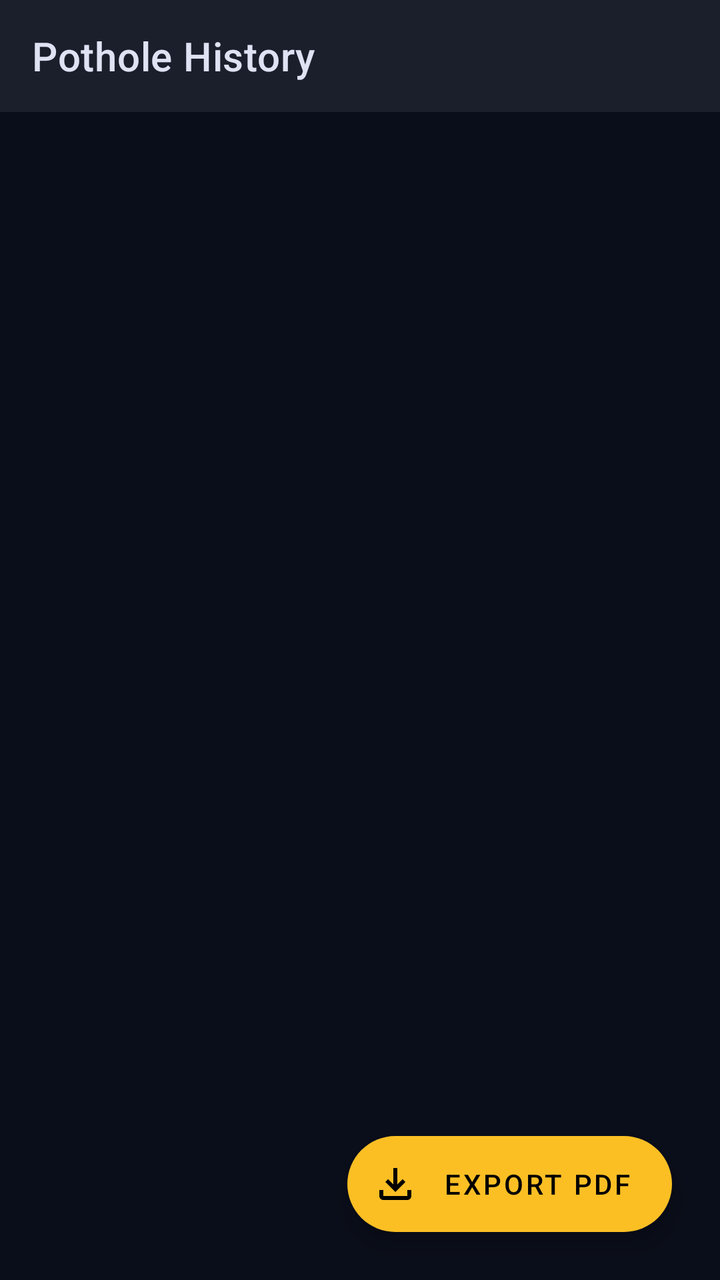
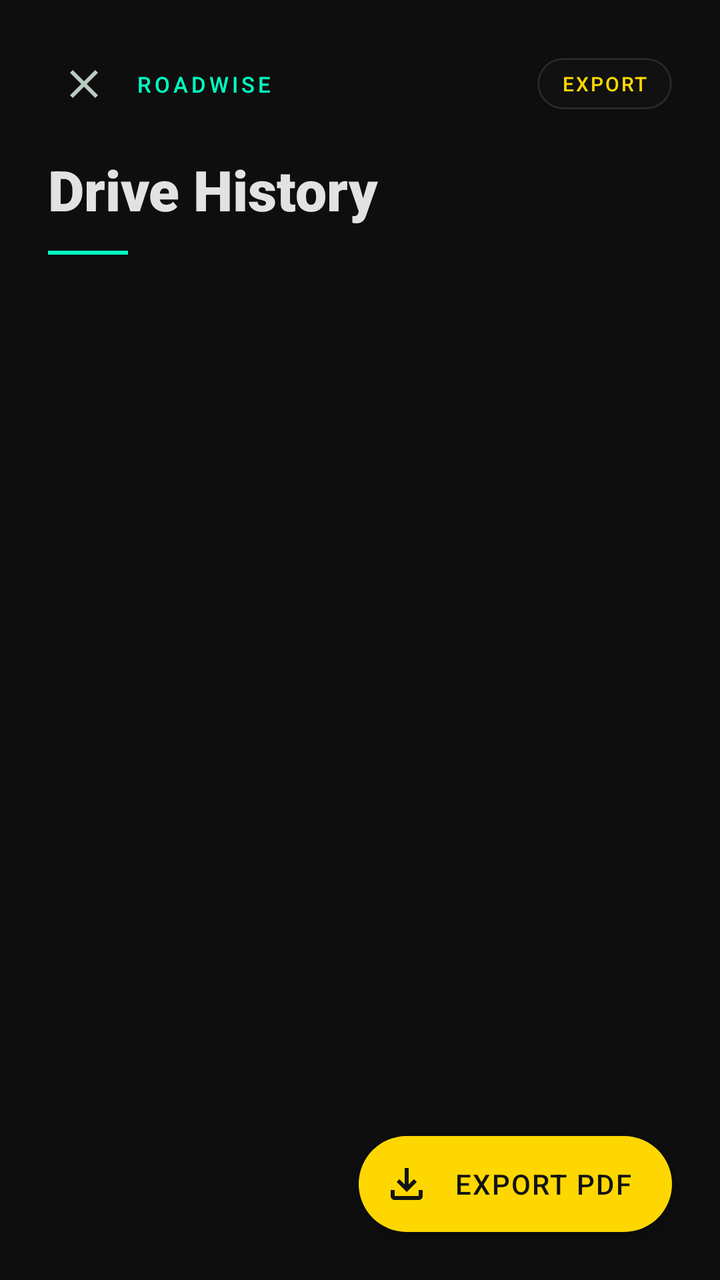

Compare the two renders of this Android layout. The source of the first and the diff that turns it into the second are given below.
<!-- AndroidManifest.xml: activity theme Theme.RoadWise -->
<!-- res/layout/activity_history.xml -->
<?xml version="1.0" encoding="utf-8"?>
<androidx.constraintlayout.widget.ConstraintLayout xmlns:android="http://schemas.android.com/apk/res/android"
    xmlns:app="http://schemas.android.com/apk/res-auto"
    xmlns:tools="http://schemas.android.com/tools"
    android:layout_width="match_parent"
    android:layout_height="match_parent"
    android:background="?android:attr/colorBackground"
    tools:context=".HistoryActivity">

    <com.google.android.material.appbar.AppBarLayout
        android:id="@+id/appBarLayout"
        android:layout_width="match_parent"
        android:layout_height="wrap_content"
        android:background="?attr/colorSurface"
        app:elevation="4dp"
        app:layout_constraintTop_toTopOf="parent">

        <androidx.appcompat.widget.Toolbar
            android:id="@+id/toolbar"
            android:layout_width="match_parent"
            android:layout_height="?attr/actionBarSize"
            app:title="Pothole History"
            app:titleTextColor="?attr/colorOnSurface" />
    </com.google.android.material.appbar.AppBarLayout>

    <TextView
        android:id="@+id/tvSummary"
        android:layout_width="match_parent"
        android:layout_height="wrap_content"
        android:padding="12dp"
        android:paddingHorizontal="16dp"
        android:text=""
        android:textColor="?attr/textFaded"
        android:textSize="13sp"
        android:textStyle="bold"
        android:letterSpacing="0.05"
        android:visibility="gone"
        app:layout_constraintTop_toBottomOf="@id/appBarLayout"
        app:layout_constraintStart_toStartOf="parent"
        app:layout_constraintEnd_toEndOf="parent" />

    <androidx.recyclerview.widget.RecyclerView
        android:id="@+id/rvPotholes"
        android:layout_width="match_parent"
        android:layout_height="0dp"
        android:clipToPadding="false"
        android:paddingTop="4dp"
        android:paddingBottom="80dp"
        app:layout_constraintBottom_toBottomOf="parent"
        app:layout_constraintTop_toBottomOf="@id/tvSummary"
        tools:listitem="@layout/item_pothole" />

    
    <LinearLayout
        android:id="@+id/tvEmpty"
        android:layout_width="wrap_content"
        android:layout_height="wrap_content"
        android:orientation="vertical"
        android:gravity="center"
        android:visibility="gone"
        app:layout_constraintBottom_toBottomOf="parent"
        app:layout_constraintEnd_toEndOf="parent"
        app:layout_constraintStart_toStartOf="parent"
        app:layout_constraintTop_toBottomOf="@id/appBarLayout">

        <ImageView
            android:layout_width="64dp"
            android:layout_height="64dp"
            android:src="@drawable/ic_history"
            app:tint="?attr/textFaded"
            android:layout_marginBottom="16dp"/>

        <TextView
            android:layout_width="wrap_content"
            android:layout_height="wrap_content"
            android:text="No driving history found"
            android:textStyle="bold"
            android:textSize="18sp"
            android:textColor="?attr/colorOnSurface" />

        <TextView
            android:layout_width="wrap_content"
            android:layout_height="wrap_content"
            android:text="Drive to automatically detect road anomalies."
            android:layout_marginTop="8dp"
            android:textSize="14sp"
            android:textColor="?attr/textFaded" />
    </LinearLayout>

    <com.google.android.material.floatingactionbutton.ExtendedFloatingActionButton
        android:id="@+id/btnExportPdf"
        android:layout_width="wrap_content"
        android:layout_height="wrap_content"
        android:layout_margin="24dp"
        android:text="Export PDF"
        android:textColor="?attr/colorOnSecondary"
        app:backgroundTint="?attr/colorSecondary"
        app:icon="@drawable/ic_export"
        app:iconTint="?attr/colorOnSecondary"
        app:layout_constraintBottom_toBottomOf="parent"
        app:layout_constraintEnd_toEndOf="parent" />

</androidx.constraintlayout.widget.ConstraintLayout>
<!-- res/layout/item_pothole.xml (included above) -->
<?xml version="1.0" encoding="utf-8"?>
<com.google.android.material.card.MaterialCardView xmlns:android="http://schemas.android.com/apk/res/android"
    xmlns:app="http://schemas.android.com/apk/res-auto"
    android:layout_width="match_parent"
    android:layout_height="wrap_content"
    android:layout_marginHorizontal="16dp"
    android:layout_marginVertical="6dp"
    app:cardBackgroundColor="?attr/glassSurface"
    app:cardCornerRadius="20dp"
    app:cardElevation="2dp"
    app:strokeColor="?attr/glassBorder"
    app:strokeWidth="1dp">

    <LinearLayout
        android:layout_width="match_parent"
        android:layout_height="wrap_content"
        android:orientation="horizontal"
        android:padding="14dp"
        android:gravity="center_vertical">

        
        <androidx.constraintlayout.widget.ConstraintLayout
            android:layout_width="56dp"
            android:layout_height="56dp">

            
            <View
                android:layout_width="56dp"
                android:layout_height="56dp"
                android:id="@+id/typeRing"
                android:background="@drawable/circle_indicator"
                android:backgroundTint="@color/brand_amber"
                android:alpha="0.15"
                app:layout_constraintTop_toTopOf="parent"
                app:layout_constraintStart_toStartOf="parent" />

            <ImageView
                android:layout_width="56dp"
                android:layout_height="56dp"
                android:id="@+id/ivThumbnail"
                android:scaleType="centerCrop"
                android:background="@android:color/transparent"
                app:layout_constraintTop_toTopOf="parent"
                app:layout_constraintStart_toStartOf="parent" />

            
            <ImageView
                android:id="@+id/ivTypeIcon"
                android:layout_width="24dp"
                android:layout_height="24dp"
                android:src="@drawable/ic_alerts"
                app:tint="@color/brand_amber"
                app:layout_constraintTop_toTopOf="parent"
                app:layout_constraintBottom_toBottomOf="parent"
                app:layout_constraintStart_toStartOf="parent"
                app:layout_constraintEnd_toEndOf="parent" />
        </androidx.constraintlayout.widget.ConstraintLayout>

        <LinearLayout
            android:layout_width="0dp"
            android:layout_height="wrap_content"
            android:layout_marginStart="14dp"
            android:layout_weight="1"
            android:orientation="vertical">

            <LinearLayout
                android:layout_width="match_parent"
                android:layout_height="wrap_content"
                android:orientation="horizontal"
                android:gravity="center_vertical">

                <TextView
                    android:id="@+id/tvType"
                    android:layout_width="0dp"
                    android:layout_height="wrap_content"
                    android:layout_weight="1"
                    android:text="Pothole"
                    android:textColor="?attr/colorSecondary"
                    android:textSize="16sp"
                    android:letterSpacing="0.01"
                    android:fontFamily="sans-serif-medium" />

                <ImageButton
                    android:id="@+id/btnDelete"
                    android:layout_width="30dp"
                    android:layout_height="30dp"
                    android:background="?attr/selectableItemBackgroundBorderless"
                    android:src="@drawable/ic_delete"
                    app:tint="?attr/colorError" />
            </LinearLayout>

            <TextView
                android:id="@+id/tvLocation"
                android:layout_width="match_parent"
                android:layout_height="wrap_content"
                android:layout_marginTop="3dp"
                android:text="28.6139° N, 77.2090° E"
                android:textColor="?attr/textFaded"
                android:fontFamily="sans-serif-medium"
                android:textSize="13sp" />

            <TextView
                android:id="@+id/tvDateTime"
                android:layout_width="match_parent"
                android:layout_height="wrap_content"
                android:layout_marginTop="4dp"
                android:text="2026-03-21 · 20:18"
                android:textColor="?attr/textFaded"
                android:textSize="11sp" />

            
            <ProgressBar
                android:id="@+id/pbIntensity"
                style="?android:attr/progressBarStyleHorizontal"
                android:layout_width="match_parent"
                android:layout_height="4dp"
                android:layout_marginTop="8dp"
                android:max="100"
                android:progress="60"
                android:progressTint="@color/brand_amber"
                android:progressBackgroundTint="?attr/glassBorder" />

        </LinearLayout>
    </LinearLayout>
</com.google.android.material.card.MaterialCardView>
<!-- resources referenced by this layout -->
<resources>
  <color name="brand_amber">#FBBF24</color>
  <!-- drawable circle_indicator (drawable) -->
  <?xml version="1.0" encoding="utf-8"?>
  <shape xmlns:android="http://schemas.android.com/apk/res/android"
      android:shape="oval">
      <solid android:color="#00FF00" />
      <size android:width="12dp" android:height="12dp" />
  </shape>
  <!-- drawable ic_alerts (drawable) -->
  <vector xmlns:android="http://schemas.android.com/apk/res/android"
      android:width="24dp"
      android:height="24dp"
      android:viewportWidth="24"
      android:viewportHeight="24">
      <path
          android:fillColor="#FF000000"
          android:pathData="M12,22c1.1,0 2,-0.9 2,-2h-4c0,1.1 0.9,2 2,2zM18,16v-5c0,-3.07 -1.63,-5.64 -4.5,-6.32V4c0,-0.83 -0.67,-1.5 -1.5,-1.5s-1.5,0.67 -1.5,1.5v0.68C7.64,5.36 6,7.92 6,11v5l-2,2v1h16v-1L18,16z"/>
  </vector>
  <!-- drawable ic_delete (drawable) -->
  <vector xmlns:android="http://schemas.android.com/apk/res/android"
      android:width="24dp"
      android:height="24dp"
      android:viewportWidth="24"
      android:viewportHeight="24"
      android:tint="#FF5252">
      <path
          android:fillColor="@android:color/white"
          android:pathData="M6,19c0,1.1 0.9,2 2,2h8c1.1,0 2,-0.9 2,-2V7H6V19zM19,4h-3.5l-1,-1h-5l-1,1H5v2h14V4z"/>
  </vector>
  <!-- drawable ic_export (drawable) -->
  <vector xmlns:android="http://schemas.android.com/apk/res/android"
      android:width="24dp"
      android:height="24dp"
      android:viewportWidth="24"
      android:viewportHeight="24">
      <path
          android:fillColor="#FF000000"
          android:pathData="M18,15v3H6v-3H4v3c0,1.1 0.9,2 2,2h12c1.1,0 2,-0.9 2,-2v-3h-2zM17,11l-1.41,-1.41L13,12.17V4h-2v8.17L8.41,9.59 7,11l5,5 5,-5z"/>
  </vector>
  <style name="Theme.RoadWise" parent="Theme.MaterialComponents.DayNight.NoActionBar">
          <item name="colorPrimary">@color/neon_primary</item>
          <item name="colorPrimaryVariant">@color/neon_primary_dim</item>
          <item name="colorOnPrimary">@color/neon_background</item>
          <item name="colorSecondary">@color/brand_amber</item>
          <item name="colorSecondaryVariant">@color/brand_amber_dark</item>
          <item name="colorOnSecondary">@color/black</item>
          
          <item name="android:colorBackground">@color/neon_background_lowest</item>
          <item name="colorSurface">@color/neon_surface</item>
          <item name="colorOnBackground">@color/neon_text_high</item>
          <item name="colorOnSurface">@color/neon_text_high</item>
  
          <item name="glassSurface">@color/glass_surface</item>
          <item name="glassSurfaceDeep">@color/glass_surface_deep</item>
          <item name="glassBorder">@color/glass_ghost_border</item>
          <item name="textFaded">@color/neon_text_med</item>
  
          <item name="android:statusBarColor">@color/neon_background_lowest</item>
          <item name="android:windowLightStatusBar" tools:targetApi="m">false</item>
      </style>
  <color name="neon_primary">#00E5FF</color>
  <color name="neon_primary_dim">#00DAF3</color>
  <color name="neon_background">#0F131F</color>
  <color name="brand_amber_dark">#D97706</color>
  <color name="black">#FF000000</color>
  <color name="neon_background_lowest">#0A0E1A</color>
  <color name="neon_surface">#1B1F2C</color>
  <color name="neon_text_high">#DFE2F3</color>
  <color name="glass_surface">#D91B1F2C</color>
  <color name="glass_surface_deep">#E60F131F</color>
  <color name="glass_ghost_border">#333B494C</color>
  <color name="neon_text_med">#BAC9CC</color>
  <!-- unchanged entries left out for length: 1 -->
</resources>

<!-- the commit's change to res/layout/activity_history.xml (unified diff, before → after) -->
@@ -4,52 +4,117 @@
     xmlns:tools="http://schemas.android.com/tools"
     android:layout_width="match_parent"
     android:layout_height="match_parent"
-    android:background="?android:attr/colorBackground"
+    android:background="@color/obsidian_lowest"
     tools:context=".HistoryActivity">
 
-    <com.google.android.material.appbar.AppBarLayout
-        android:id="@+id/appBarLayout"
+    
+    
+    
+    <LinearLayout
+        android:id="@+id/historyHeader"
         android:layout_width="match_parent"
         android:layout_height="wrap_content"
-        android:background="?attr/colorSurface"
-        app:elevation="4dp"
+        android:orientation="vertical"
+        android:paddingTop="24dp"
+        android:paddingHorizontal="24dp"
+        android:paddingBottom="16dp"
+        android:background="@color/obsidian_lowest"
         app:layout_constraintTop_toTopOf="parent">
 
-        <androidx.appcompat.widget.Toolbar
-            android:id="@+id/toolbar"
+        
+        <LinearLayout
             android:layout_width="match_parent"
-            android:layout_height="?attr/actionBarSize"
-            app:title="Pothole History"
-            app:titleTextColor="?attr/colorOnSurface" />
-    </com.google.android.material.appbar.AppBarLayout>
-
-    <TextView
-        android:id="@+id/tvSummary"
-        android:layout_width="match_parent"
-        android:layout_height="wrap_content"
-        android:padding="12dp"
-        android:paddingHorizontal="16dp"
-        android:text=""
-        android:textColor="?attr/textFaded"
-        android:textSize="13sp"
-        android:textStyle="bold"
-        android:letterSpacing="0.05"
-        android:visibility="gone"
-        app:layout_constraintTop_toBottomOf="@id/appBarLayout"
-        app:layout_constraintStart_toStartOf="parent"
-        app:layout_constraintEnd_toEndOf="parent" />
-
+            android:layout_height="wrap_content"
+            android:orientation="horizontal"
+            android:gravity="center_vertical"
+            android:layout_marginBottom="16dp">
+
+            <ImageButton
+                android:id="@+id/toolbar"
+                android:layout_width="36dp"
+                android:layout_height="36dp"
+                android:background="?attr/selectableItemBackgroundBorderless"
+                android:src="@drawable/ic_close"
+                android:padding="6dp"
+                app:tint="@color/text_med" />
+
+            <TextView
+                android:layout_width="0dp"
+                android:layout_height="wrap_content"
+                android:layout_weight="1"
+                android:layout_marginStart="8dp"
+                android:text="ROADWISE"
+                android:textColor="@color/emerald_neon"
+                android:textSize="11sp"
+                android:fontFamily="sans-serif-medium"
+                android:letterSpacing="0.15" />
+
+            <com.google.android.material.card.MaterialCardView
+                android:layout_width="wrap_content"
+                android:layout_height="wrap_content"
+                app:cardBackgroundColor="@color/glass_surface"
+                app:cardCornerRadius="999dp"
+                app:strokeColor="@color/glass_border"
+                app:strokeWidth="1dp">
+                <TextView
+                    android:layout_width="wrap_content"
+                    android:layout_height="wrap_content"
+                    android:paddingHorizontal="12dp"
+                    android:paddingVertical="6dp"
+                    android:text="EXPORT"
+                    android:textColor="@color/electric_gold"
+                    android:textSize="10sp"
+                    android:fontFamily="sans-serif-medium"
+                    android:letterSpacing="0.1" />
+            </com.google.android.material.card.MaterialCardView>
+        </LinearLayout>
+
+        
+        <TextView
+            android:layout_width="wrap_content"
+            android:layout_height="wrap_content"
+            android:text="Drive History"
+            android:textColor="@color/text_high"
+            android:textStyle="bold"
+            android:fontFamily="sans-serif-black"
+            android:textSize="28sp" />
+
+        <TextView
+            android:id="@+id/tvSummary"
+            android:layout_width="match_parent"
+            android:layout_height="wrap_content"
+            android:layout_marginTop="4dp"
+            android:text=""
+            android:textColor="@color/text_low"
+            android:textSize="12sp"
+            android:fontFamily="sans-serif-medium"
+            android:letterSpacing="0.05"
+            android:visibility="gone" />
+
+        
+        <View
+            android:layout_width="40dp"
+            android:layout_height="2dp"
+            android:layout_marginTop="12dp"
+            android:background="@color/emerald_neon" />
+    </LinearLayout>
+
+    
+    
+    
     <androidx.recyclerview.widget.RecyclerView
         android:id="@+id/rvPotholes"
         android:layout_width="match_parent"
         android:layout_height="0dp"
         android:clipToPadding="false"
-        android:paddingTop="4dp"
-        android:paddingBottom="80dp"
+        android:paddingTop="8dp"
+        android:paddingBottom="100dp"
         app:layout_constraintBottom_toBottomOf="parent"
-        app:layout_constraintTop_toBottomOf="@id/tvSummary"
+        app:layout_constraintTop_toBottomOf="@id/historyHeader"
         tools:listitem="@layout/item_pothole" />
 
+    
+    
     
     <LinearLayout
         android:id="@+id/tvEmpty"
@@ -57,46 +122,63 @@
         android:layout_height="wrap_content"
         android:orientation="vertical"
         android:gravity="center"
+        android:padding="32dp"
         android:visibility="gone"
         app:layout_constraintBottom_toBottomOf="parent"
         app:layout_constraintEnd_toEndOf="parent"
         app:layout_constraintStart_toStartOf="parent"
-        app:layout_constraintTop_toBottomOf="@id/appBarLayout">
-
-        <ImageView
-            android:layout_width="64dp"
-            android:layout_height="64dp"
-            android:src="@drawable/ic_history"
-            app:tint="?attr/textFaded"
-            android:layout_marginBottom="16dp"/>
+        app:layout_constraintTop_toBottomOf="@id/historyHeader">
+
+        <com.google.android.material.card.MaterialCardView
+            android:layout_width="80dp"
+            android:layout_height="80dp"
+            app:cardBackgroundColor="@color/glass_surface"
+            app:cardCornerRadius="999dp"
+            app:strokeColor="@color/glass_border"
+            app:strokeWidth="1dp"
+            android:layout_marginBottom="20dp">
+            <ImageView
+                android:layout_width="match_parent"
+                android:layout_height="match_parent"
+                android:padding="20dp"
+                android:src="@drawable/ic_history"
+                app:tint="@color/text_low" />
+        </com.google.android.material.card.MaterialCardView>
 
         <TextView
             android:layout_width="wrap_content"
             android:layout_height="wrap_content"
-            android:text="No driving history found"
+            android:text="No Hazards Logged"
             android:textStyle="bold"
             android:textSize="18sp"
-            android:textColor="?attr/colorOnSurface" />
+            android:textColor="@color/text_high"
+            android:fontFamily="sans-serif-medium" />
 
         <TextView
-            android:layout_width="wrap_content"
-            android:layout_height="wrap_content"
-            android:text="Drive to automatically detect road anomalies."
+            android:layout_width="200dp"
+            android:layout_height="wrap_content"
+            android:text="Drive to automatically detect and record road anomalies."
             android:layout_marginTop="8dp"
-            android:textSize="14sp"
-            android:textColor="?attr/textFaded" />
+            android:textSize="13sp"
+            android:gravity="center"
+            android:textColor="@color/text_low" />
     </LinearLayout>
 
+    
+    
+    
     <com.google.android.material.floatingactionbutton.ExtendedFloatingActionButton
         android:id="@+id/btnExportPdf"
         android:layout_width="wrap_content"
         android:layout_height="wrap_content"
         android:layout_margin="24dp"
         android:text="Export PDF"
-        android:textColor="?attr/colorOnSecondary"
-        app:backgroundTint="?attr/colorSecondary"
+        android:textColor="@color/obsidian_background"
+        android:fontFamily="sans-serif-medium"
+        android:letterSpacing="0.05"
+        app:backgroundTint="@color/electric_gold"
         app:icon="@drawable/ic_export"
-        app:iconTint="?attr/colorOnSecondary"
+        app:iconTint="@color/obsidian_background"
         app:layout_constraintBottom_toBottomOf="parent"
         app:layout_constraintEnd_toEndOf="parent" />
 
@@ -108,11 +190,11 @@
     android:layout_width="match_parent"
     android:layout_height="wrap_content"
     android:layout_marginHorizontal="16dp"
-    android:layout_marginVertical="6dp"
-    app:cardBackgroundColor="?attr/glassSurface"
-    app:cardCornerRadius="20dp"
-    app:cardElevation="2dp"
-    app:strokeColor="?attr/glassBorder"
+    android:layout_marginVertical="5dp"
+    app:cardBackgroundColor="@color/glass_surface"
+    app:cardCornerRadius="18dp"
+    app:cardElevation="0dp"
+    app:strokeColor="@color/glass_border"
     app:strokeWidth="1dp">
 
     <LinearLayout
@@ -124,24 +206,25 @@
 
         
         <androidx.constraintlayout.widget.ConstraintLayout
-            android:layout_width="56dp"
-            android:layout_height="56dp">
+            android:layout_width="52dp"
+            android:layout_height="52dp">
 
             
             <View
-                android:layout_width="56dp"
-                android:layout_height="56dp"
                 android:id="@+id/typeRing"
+                android:layout_width="52dp"
+                android:layout_height="52dp"
                 android:background="@drawable/circle_indicator"
-                android:backgroundTint="@color/brand_amber"
-                android:alpha="0.15"
+                android:backgroundTint="@color/electric_gold"
+                android:alpha="0.18"
                 app:layout_constraintTop_toTopOf="parent"
                 app:layout_constraintStart_toStartOf="parent" />
 
+            
             <ImageView
-                android:layout_width="56dp"
-                android:layout_height="56dp"
                 android:id="@+id/ivThumbnail"
+                android:layout_width="52dp"
+                android:layout_height="52dp"
                 android:scaleType="centerCrop"
                 android:background="@android:color/transparent"
                 app:layout_constraintTop_toTopOf="parent"
@@ -150,20 +233,21 @@
             
             <ImageView
                 android:id="@+id/ivTypeIcon"
-                android:layout_width="24dp"
-                android:layout_height="24dp"
+                android:layout_width="22dp"
+                android:layout_height="22dp"
                 android:src="@drawable/ic_alerts"
-                app:tint="@color/brand_amber"
+                app:tint="@color/electric_gold"
                 app:layout_constraintTop_toTopOf="parent"
                 app:layout_constraintBottom_toBottomOf="parent"
                 app:layout_constraintStart_toStartOf="parent"
                 app:layout_constraintEnd_toEndOf="parent" />
         </androidx.constraintlayout.widget.ConstraintLayout>
 
+        
         <LinearLayout
             android:layout_width="0dp"
             android:layout_height="wrap_content"
-            android:layout_marginStart="14dp"
+            android:layout_marginStart="12dp"
             android:layout_weight="1"
             android:orientation="vertical">
 
@@ -178,19 +262,21 @@
                     android:layout_width="0dp"
                     android:layout_height="wrap_content"
                     android:layout_weight="1"
-                    android:text="Pothole"
-                    android:textColor="?attr/colorSecondary"
-                    android:textSize="16sp"
-                    android:letterSpacing="0.01"
-                    android:fontFamily="sans-serif-medium" />
+                    android:text="POTHOLE"
+                    android:textColor="@color/electric_gold"
+                    android:textSize="13sp"
+                    android:letterSpacing="0.06"
+                    android:fontFamily="sans-serif-medium"
+                    android:textStyle="bold" />
 
                 <ImageButton
                     android:id="@+id/btnDelete"
-                    android:layout_width="30dp"
-                    android:layout_height="30dp"
+                    android:layout_width="28dp"
+                    android:layout_height="28dp"
                     android:background="?attr/selectableItemBackgroundBorderless"
                     android:src="@drawable/ic_delete"
-                    app:tint="?attr/colorError" />
+                    app:tint="#FF3B30"
+                    android:alpha="0.7" />
             </LinearLayout>
 
             <TextView
@@ -199,30 +285,32 @@
                 android:layout_height="wrap_content"
                 android:layout_marginTop="3dp"
                 android:text="28.6139° N, 77.2090° E"
-                android:textColor="?attr/textFaded"
-                android:fontFamily="sans-serif-medium"
-                android:textSize="13sp" />
+                android:textColor="@color/text_med"
+                android:fontFamily="monospace"
+                android:textSize="11sp" />
 
             <TextView
                 android:id="@+id/tvDateTime"
                 android:layout_width="match_parent"
                 android:layout_height="wrap_content"
-                android:layout_marginTop="4dp"
-                android:text="2026-03-21 · 20:18"
-                android:textColor="?attr/textFaded"
-                android:textSize="11sp" />
+                android:layout_marginTop="3dp"
+                android:text="OCT 24 · 20:18  ·  2.4G"
+                android:textColor="@color/text_low"
+                android:fontFamily="sans-serif-medium"
+                android:textSize="10sp"
+                android:letterSpacing="0.04" />
 
             
             <ProgressBar
                 android:id="@+id/pbIntensity"
                 style="?android:attr/progressBarStyleHorizontal"
                 android:layout_width="match_parent"
-                android:layout_height="4dp"
+                android:layout_height="3dp"
                 android:layout_marginTop="8dp"
                 android:max="100"
                 android:progress="60"
-                android:progressTint="@color/brand_amber"
-                android:progressBackgroundTint="?attr/glassBorder" />
+                android:progressTint="@color/electric_gold"
+                android:progressBackgroundTint="@color/glass_border" />
 
         </LinearLayout>
     </LinearLayout>
<!-- resource entries referenced after the edit -->
@@ -1,6 +1,8 @@
 <!-- resources referenced by this layout -->
 <resources>
-  <color name="brand_amber">#FBBF24</color>
+  <color name="electric_gold">#FFD700</color>
+  <color name="emerald_neon">#00FFC2</color>
+  <color name="glass_border">#1AFFFFFF</color>
   <!-- drawable circle_indicator (drawable) -->
   <?xml version="1.0" encoding="utf-8"?>
   <shape xmlns:android="http://schemas.android.com/apk/res/android"
@@ -17,6 +19,16 @@
       <path
           android:fillColor="#FF000000"
           android:pathData="M12,22c1.1,0 2,-0.9 2,-2h-4c0,1.1 0.9,2 2,2zM18,16v-5c0,-3.07 -1.63,-5.64 -4.5,-6.32V4c0,-0.83 -0.67,-1.5 -1.5,-1.5s-1.5,0.67 -1.5,1.5v0.68C7.64,5.36 6,7.92 6,11v5l-2,2v1h16v-1L18,16z"/>
+  </vector>
+  <!-- drawable ic_close (drawable) -->
+  <vector xmlns:android="http://schemas.android.com/apk/res/android"
+      android:width="24dp"
+      android:height="24dp"
+      android:viewportWidth="24.0"
+      android:viewportHeight="24.0">
+      <path
+          android:fillColor="#FF000000"
+          android:pathData="M19,6.41L17.59,5,12,10.59,6.41,5,5,6.41,10.59,12,5,17.59,6.41,19,12,13.41,17.59,19,19,17.59,13.41,12z"/>
   </vector>
   <!-- drawable ic_delete (drawable) -->
   <vector xmlns:android="http://schemas.android.com/apk/res/android"
@@ -40,38 +52,36 @@
           android:pathData="M18,15v3H6v-3H4v3c0,1.1 0.9,2 2,2h12c1.1,0 2,-0.9 2,-2v-3h-2zM17,11l-1.41,-1.41L13,12.17V4h-2v8.17L8.41,9.59 7,11l5,5 5,-5z"/>
   </vector>
   <style name="Theme.RoadWise" parent="Theme.MaterialComponents.DayNight.NoActionBar">
-          <item name="colorPrimary">@color/neon_primary</item>
-          <item name="colorPrimaryVariant">@color/neon_primary_dim</item>
-          <item name="colorOnPrimary">@color/neon_background</item>
-          <item name="colorSecondary">@color/brand_amber</item>
-          <item name="colorSecondaryVariant">@color/brand_amber_dark</item>
+          
+          <item name="colorPrimary">@color/emerald_neon</item>
+          <item name="colorPrimaryVariant">@color/emerald_neon</item>
+          <item name="colorOnPrimary">@color/obsidian_background</item>
+          <item name="colorSecondary">@color/electric_gold</item>
+          <item name="colorSecondaryVariant">@color/electric_gold</item>
           <item name="colorOnSecondary">@color/black</item>
           
-          <item name="android:colorBackground">@color/neon_background_lowest</item>
-          <item name="colorSurface">@color/neon_surface</item>
-          <item name="colorOnBackground">@color/neon_text_high</item>
-          <item name="colorOnSurface">@color/neon_text_high</item>
+          <item name="android:colorBackground">@color/obsidian_lowest</item>
+          <item name="colorSurface">@color/obsidian_background</item>
+          <item name="colorOnBackground">@color/text_high</item>
+          <item name="colorOnSurface">@color/text_high</item>
   
+          
           <item name="glassSurface">@color/glass_surface</item>
           <item name="glassSurfaceDeep">@color/glass_surface_deep</item>
-          <item name="glassBorder">@color/glass_ghost_border</item>
-          <item name="textFaded">@color/neon_text_med</item>
+          <item name="glassBorder">@color/glass_border</item>
+          <item name="textFaded">@color/text_med</item>
   
-          <item name="android:statusBarColor">@color/neon_background_lowest</item>
+          <item name="android:statusBarColor">@color/obsidian_lowest</item>
           <item name="android:windowLightStatusBar" tools:targetApi="m">false</item>
       </style>
-  <color name="neon_primary">#00E5FF</color>
-  <color name="neon_primary_dim">#00DAF3</color>
-  <color name="neon_background">#0F131F</color>
-  <color name="brand_amber_dark">#D97706</color>
   <color name="black">#FF000000</color>
-  <color name="neon_background_lowest">#0A0E1A</color>
-  <color name="neon_surface">#1B1F2C</color>
-  <color name="neon_text_high">#DFE2F3</color>
-  <color name="glass_surface">#D91B1F2C</color>
-  <color name="glass_surface_deep">#E60F131F</color>
-  <color name="glass_ghost_border">#333B494C</color>
-  <color name="neon_text_med">#BAC9CC</color>
+  <color name="glass_surface">#B3131313</color>
+  <color name="obsidian_background">#131313</color>
+  <color name="obsidian_lowest">#0E0E0E</color>
+  <color name="text_high">#E2E2E2</color>
+  <color name="text_low">#83958C</color>
+  <color name="text_med">#B9CBC1</color>
+  <color name="glass_surface_deep">#E6131313</color>
   <!-- unchanged entries left out for length: 1 -->
 </resources>
 
